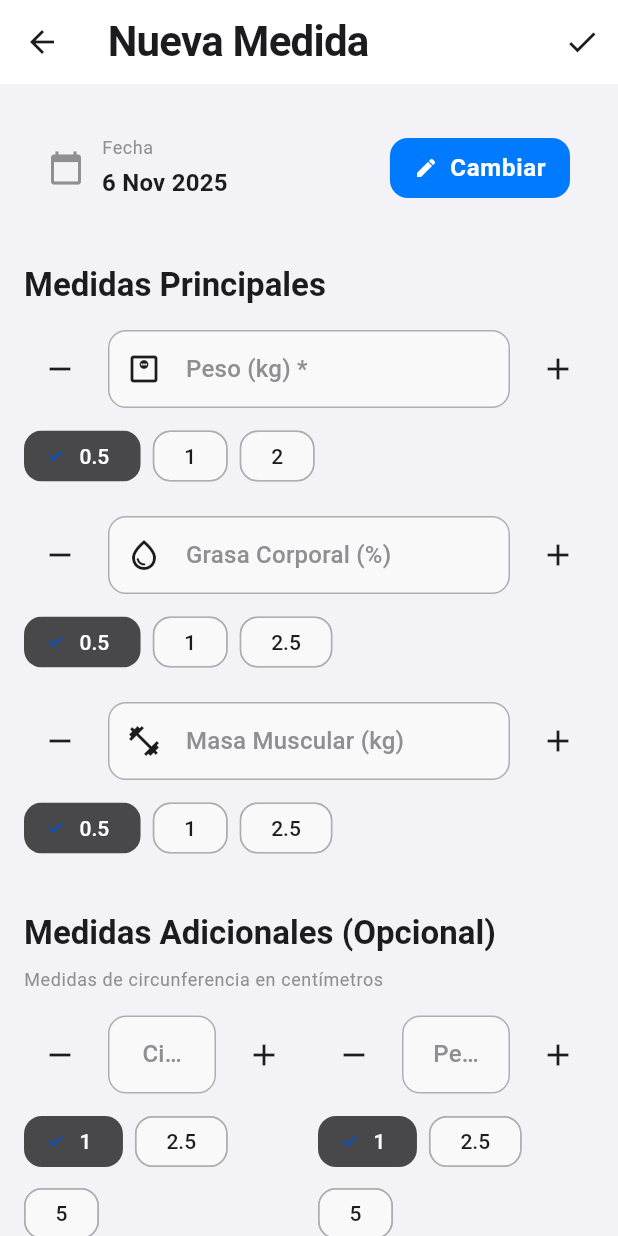
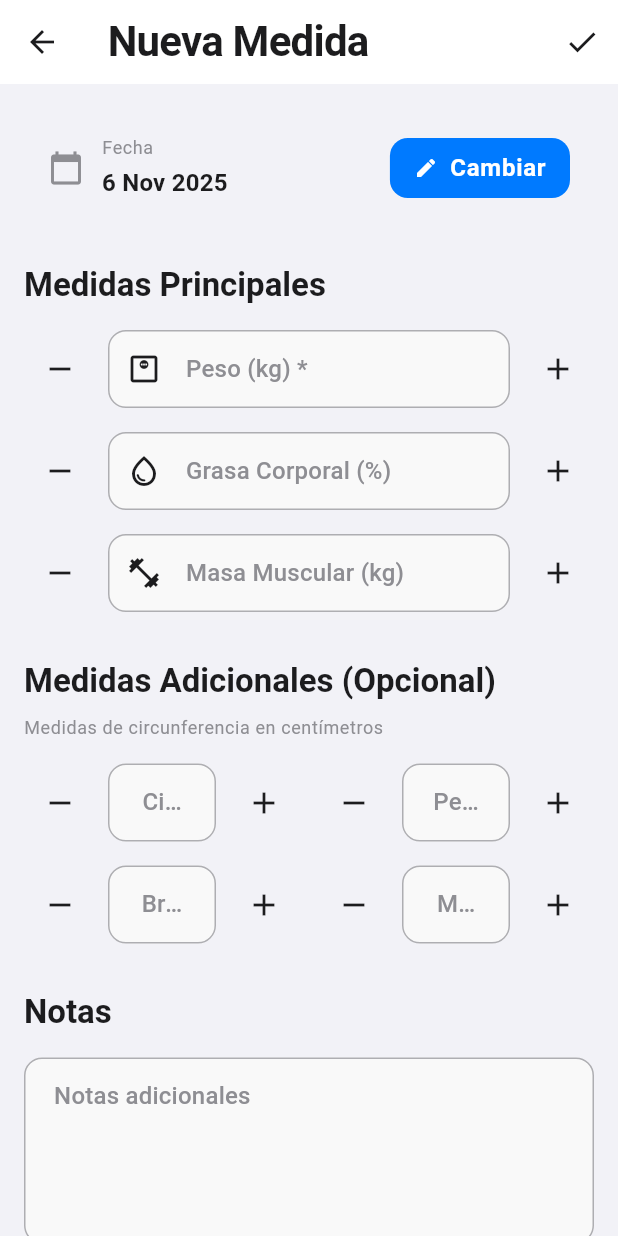
Before and after one commit to Kevinbeltran123/MyFitnessApp, a Flutter app: the AddMeasurementScreen screen opened directly, on a phone screen of 412 x 824 dp. Run offline on Flutter 3.47's test engine with Material 3 defaults, Android fonts, the phone set to English and light mode, and no system bars; our stand-ins replace confetti, fl_chart, flutter_local_notifications, flutter_riverpod, image_picker, isar and 3 more; accounts and stored records are empty; generated files the repository leaves out were written again.

Commit message:
Eliminacion de numeros para agregar datos funcionando completamente

```diff
--- a/lib/presentation/metrics/add_measurement_screen.dart
+++ b/lib/presentation/metrics/add_measurement_screen.dart
@@ -292,7 +292,6 @@ class _AddMeasurementScreenState extends ConsumerState<AddMeasurementScreen> {
                 decimal: true,
                 decimalDigits: 1,
                 initialStep: 0.5,
-                stepOptions: const <double>[0.5, 1, 2],
                 min: 20,
                 max: 300,
                 validator: (value) {
@@ -322,7 +321,6 @@ class _AddMeasurementScreenState extends ConsumerState<AddMeasurementScreen> {
                 decimal: true,
                 decimalDigits: 1,
                 initialStep: 0.5,
-                stepOptions: const <double>[0.5, 1, 2.5],
                 min: 1,
                 max: 70,
                 allowEmpty: true,
@@ -352,7 +350,6 @@ class _AddMeasurementScreenState extends ConsumerState<AddMeasurementScreen> {
                 decimal: true,
                 decimalDigits: 1,
                 initialStep: 0.5,
-                stepOptions: const <double>[0.5, 1, 2.5],
                 min: 1,
                 max: 150,
                 allowEmpty: true,
@@ -399,7 +396,6 @@ class _AddMeasurementScreenState extends ConsumerState<AddMeasurementScreen> {
                       decimal: true,
                       decimalDigits: 1,
                       initialStep: 1,
-                      stepOptions: const <double>[1, 2.5, 5],
                       min: 0,
                       allowEmpty: true,
                     ),
@@ -413,7 +409,6 @@ class _AddMeasurementScreenState extends ConsumerState<AddMeasurementScreen> {
                       decimal: true,
                       decimalDigits: 1,
                       initialStep: 1,
-                      stepOptions: const <double>[1, 2.5, 5],
                       min: 0,
                       allowEmpty: true,
                     ),
@@ -432,7 +427,6 @@ class _AddMeasurementScreenState extends ConsumerState<AddMeasurementScreen> {
                       decimal: true,
                       decimalDigits: 1,
                       initialStep: 1,
-                      stepOptions: const <double>[1, 2.5, 5],
                       min: 0,
                       allowEmpty: true,
                     ),
@@ -446,7 +440,6 @@ class _AddMeasurementScreenState extends ConsumerState<AddMeasurementScreen> {
                       decimal: true,
                       decimalDigits: 1,
                       initialStep: 1,
-                      stepOptions: const <double>[1, 2.5, 5],
                       min: 0,
                       allowEmpty: true,
                     ),
--- a/lib/presentation/routines/routine_session_screen.dart
+++ b/lib/presentation/routines/routine_session_screen.dart
@@ -844,7 +844,6 @@ class _LogSetSheetState extends State<_LogSetSheet> {
                 controller: _repsController,
                 labelText: 'Repeticiones',
                 initialStep: 1,
-                stepOptions: const <double>[1, 5, 10],
                 min: 0,
                 max: 100,
                 validator: (String? value) {
@@ -880,7 +879,6 @@ class _LogSetSheetState extends State<_LogSetSheet> {
                 decimal: true,
                 decimalDigits: 1,
                 initialStep: 2.5,
-                stepOptions: const <double>[1, 2.5, 5],
                 min: 0,
                 validator: (String? value) {
                   final double? weight = double.tryParse(
@@ -897,7 +895,6 @@ class _LogSetSheetState extends State<_LogSetSheet> {
                 controller: _restController,
                 labelText: 'Descanso tomado (segundos)',
                 initialStep: 15,
-                stepOptions: const <double>[15, 30, 60],
                 min: 0,
                 max: 1200,
                 validator: (String? value) {
--- a/lib/shared/widgets/numeric_input_field.dart
+++ b/lib/shared/widgets/numeric_input_field.dart
@@ -16,7 +16,6 @@ class NumericInputField extends StatefulWidget {
     this.decimal = false,
     this.decimalDigits = 1,
     this.initialStep = 1,
-    this.stepOptions,
     this.min,
     this.max,
     this.allowEmpty = false,
@@ -36,7 +35,6 @@ class NumericInputField extends StatefulWidget {
   final bool decimal;
   final int decimalDigits;
   final double initialStep;
-  final List<double>? stepOptions;
   final double? min;
   final double? max;
   final bool allowEmpty;
@@ -52,26 +50,15 @@ class NumericInputField extends StatefulWidget {
 
 class _NumericInputFieldState extends State<NumericInputField> {
   late FocusNode _focusNode;
-  late double _currentStep;
+  late double _step;
 
   @override
   void initState() {
     super.initState();
     assert(widget.initialStep > 0, 'initialStep must be greater than zero');
-    assert(
-      widget.stepOptions == null || widget.stepOptions!.isNotEmpty,
-      'stepOptions cannot be empty',
-    );
-    assert(
-      widget.stepOptions == null ||
-          widget.stepOptions!.every((double step) => step > 0),
-      'stepOptions must contain values > 0',
-    );
     _focusNode = widget.focusNode ?? FocusNode();
     _focusNode.addListener(_handleFocusChange);
-    _currentStep = widget.stepOptions != null && widget.stepOptions!.isNotEmpty
-        ? widget.stepOptions!.first
-        : widget.initialStep;
+    _step = widget.initialStep;
   }
 
   @override
@@ -85,15 +72,8 @@ class _NumericInputFieldState extends State<NumericInputField> {
       _focusNode = widget.focusNode ?? FocusNode();
       _focusNode.addListener(_handleFocusChange);
     }
-    if (widget.stepOptions != oldWidget.stepOptions &&
-        widget.stepOptions != null &&
-        widget.stepOptions!.isNotEmpty) {
-      final double preferred = widget.stepOptions!.contains(_currentStep)
-          ? _currentStep
-          : widget.stepOptions!.first;
-      setState(() {
-        _currentStep = preferred;
-      });
+    if (widget.initialStep != oldWidget.initialStep) {
+      _step = widget.initialStep;
     }
   }
 
@@ -122,7 +102,7 @@ class _NumericInputFieldState extends State<NumericInputField> {
     if (!widget.enabled) {
       return;
     }
-    final double step = _currentStep;
+    final double step = _step;
     final double currentValue =
         _parse(widget.controller.text) ?? widget.min ?? 0;
     double next = currentValue + (direction * step);
@@ -214,30 +194,6 @@ class _NumericInputFieldState extends State<NumericInputField> {
             ),
           ],
         ),
-        if (widget.stepOptions != null && widget.stepOptions!.length > 1)
-          Padding(
-            padding: const EdgeInsets.only(top: 8),
-            child: Wrap(
-              spacing: 8,
-              children: widget.stepOptions!
-                  .map(
-                    (double step) => ChoiceChip(
-                      label: Text(_labelForStep(step)),
-                      selected: _currentStep == step,
-                      onSelected: widget.enabled
-                          ? (bool selected) {
-                              if (selected) {
-                                setState(() {
-                                  _currentStep = step;
-                                });
-                              }
-                            }
-                          : null,
-                    ),
-                  )
-                  .toList(growable: false),
-            ),
-          ),
         if (!widget.enabled)
           Padding(
             padding: const EdgeInsets.only(top: 4),
@@ -250,13 +206,6 @@ class _NumericInputFieldState extends State<NumericInputField> {
           ),
       ],
     );
-  }
-
-  String _labelForStep(double step) {
-    if (!widget.decimal || step == step.roundToDouble()) {
-      return step.toInt().toString();
-    }
-    return _formatDecimal(step, widget.decimalDigits);
   }
 }
 
```
Also changed, not shown: lib/presentation/routines/widgets/routine_set_editor.dart (+53 -20 lines).
